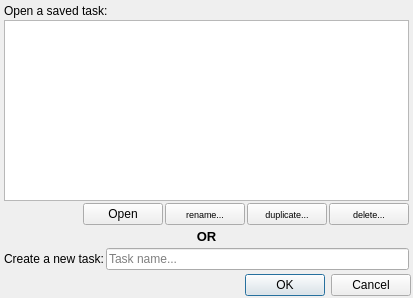
Old version of the form ui/CreateLoadTaskDialog.ui in the repository AmirHammouteneEI/ScheduledPasteAndKeys.
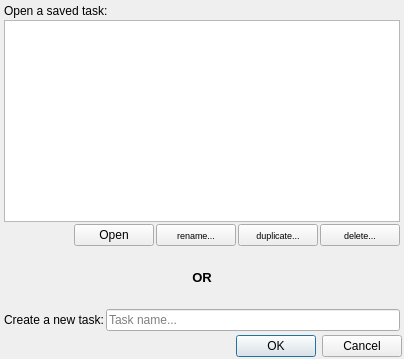
New version of the form.

Commit message: Dialogs for tasks to run at system startup ; little clean of code

Diff of the .ui file:
```diff
--- a/ui/CreateLoadTaskDialog.ui
+++ b/ui/CreateLoadTaskDialog.ui
@@ -9,8 +9,8 @@
    <rect>
     <x>0</x>
     <y>0</y>
-    <width>413</width>
-    <height>298</height>
+    <width>404</width>
+    <height>359</height>
    </rect>
   </property>
   <property name="windowTitle">
@@ -62,9 +62,6 @@
       </item>
       <item>
        <widget class="QTableWidget" name="tableWidget">
-        <property name="horizontalScrollBarPolicy">
-         <enum>Qt::ScrollBarPolicy::ScrollBarAlwaysOff</enum>
-        </property>
         <property name="editTriggers">
          <set>QAbstractItemView::EditTrigger::NoEditTriggers</set>
         </property>
@@ -186,6 +183,22 @@
      </layout>
     </widget>
    </item>
+   <item>
+    <spacer name="verticalSpacer">
+     <property name="orientation">
+      <enum>Qt::Orientation::Vertical</enum>
+     </property>
+     <property name="sizeType">
+      <enum>QSizePolicy::Policy::Fixed</enum>
+     </property>
+     <property name="sizeHint" stdset="0">
+      <size>
+       <width>20</width>
+       <height>20</height>
+      </size>
+     </property>
+    </spacer>
+   </item>
    <item>
     <widget class="QLabel" name="label_3">
      <property name="font">
@@ -202,6 +215,22 @@
      </property>
     </widget>
    </item>
+   <item>
+    <spacer name="verticalSpacer_2">
+     <property name="orientation">
+      <enum>Qt::Orientation::Vertical</enum>
+     </property>
+     <property name="sizeType">
+      <enum>QSizePolicy::Policy::Fixed</enum>
+     </property>
+     <property name="sizeHint" stdset="0">
+      <size>
+       <width>20</width>
+       <height>20</height>
+      </size>
+     </property>
+    </spacer>
+   </item>
    <item>
     <widget class="QFrame" name="frame_2">
      <layout class="QHBoxLayout" name="horizontalLayout">
```
The commit also changes 23 other files.
